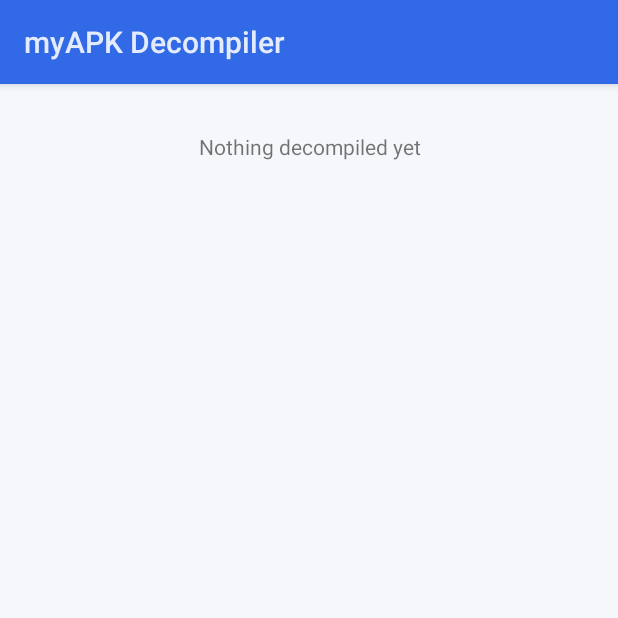
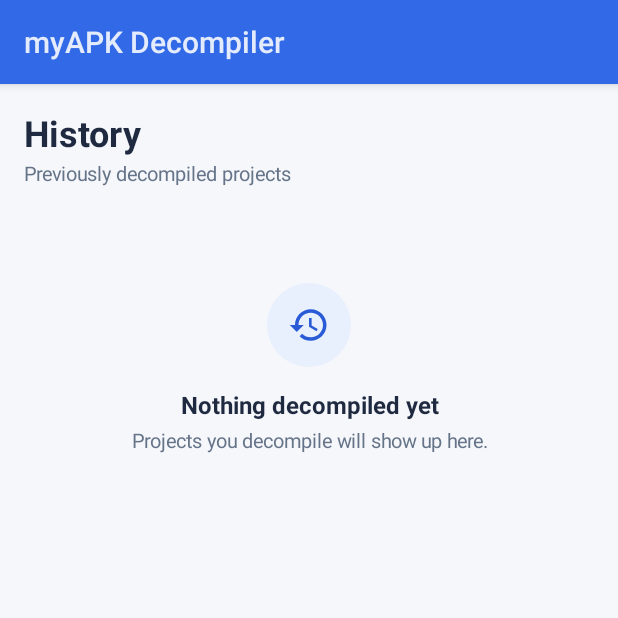
Before and after one commit to ktlunhk/apk-decompiler, an Android app: the screen it shows after launch (MainActivity), after a tap on "History", on a phone screen of 412 x 824 dp, the top half of it. Run offline under Robolectric (Android 15) with nearby library versions, the phone set to English and light mode, and no system bars; libraries missing offline, so code that uses them is left out: com.strobel.assembler, com.strobel.core, com.strobel.decompiler, org.benf.cfr, org.jetbrains.java; 14 statements that could not run were skipped.

Commit message:
Sync app/src/main/java/com/mydecompilers/ui/HistoryScreen.java from Android

```diff
--- a/app/src/main/java/com/mydecompilers/ui/HistoryScreen.java
+++ b/app/src/main/java/com/mydecompilers/ui/HistoryScreen.java
@@ -17,10 +17,10 @@ import android.widget.AdapterView;
 import android.widget.BaseAdapter;
 import android.widget.LinearLayout;
 import android.widget.ListView;
-import android.widget.TextView;
 import android.widget.Toast;
 
 import com.mydecompilers.Constants;
+import com.mydecompilers.R;
 import com.mydecompilers.data.SourceInfo;
 import com.mydecompilers.utils.FileUtils;
 import com.mydecompilers.utils.ShareUtils;
@@ -39,25 +39,35 @@ import java.util.Set;
 public class HistoryScreen {
 
     private final MainActivity activity;
+    private final UiStyle.Palette p;
     private final LinearLayout root;
     private final ListView list;
-    private final TextView empty;
+    private final View empty;
     private final HistoryAdapter adapter;
 
     public HistoryScreen(MainActivity a) {
         this.activity = a;
+        p = UiStyle.palette(a);
         root = new LinearLayout(a);
         root.setOrientation(LinearLayout.VERTICAL);
+        root.setBackgroundColor(p.bg);
+        root.setPadding(dp(UiStyle.GUTTER), dp(16), dp(UiStyle.GUTTER), 0);
+        root.addView(UiStyle.header(a, p, "History", "Previously decompiled projects"));
 
-        empty = new TextView(a);
-        empty.setText("Nothing decompiled yet");
-        empty.setGravity(Gravity.CENTER);
-        empty.setPadding(0, dp(32), 0, 0);
+        empty = UiStyle.emptyState(a, p, R.drawable.ic_history, "Nothing decompiled yet",
+                "Projects you decompile will show up here.");
         root.addView(empty, new LinearLayout.LayoutParams(ViewGroup.LayoutParams.MATCH_PARENT, ViewGroup.LayoutParams.WRAP_CONTENT));
 
         list = new ListView(a);
         adapter = new HistoryAdapter();
         list.setAdapter(adapter);
+        list.setDivider(null);
+        list.setDividerHeight(dp(8));
+        list.setSelector(android.R.color.transparent);
+        list.setCacheColorHint(android.graphics.Color.TRANSPARENT);
+        list.setClipToPadding(false);
+        list.setPadding(0, 0, 0, dp(16));
+        list.setOverScrollMode(View.OVER_SCROLL_NEVER);
         root.addView(list, new LinearLayout.LayoutParams(ViewGroup.LayoutParams.MATCH_PARENT, 0, 1f));
 
         list.setOnItemClickListener(new AdapterView.OnItemClickListener() {
@@ -188,34 +198,16 @@ public class HistoryScreen {
         public long getItemId(int i) { return i; }
 
         public View getView(int position, View convertView, ViewGroup parent) {
-            LinearLayout row;
-            TextView a, b, c;
+            ListRow row;
             if (convertView == null) {
-                row = new LinearLayout(activity);
-                row.setOrientation(LinearLayout.VERTICAL);
-                row.setPadding(dp(16), dp(10), dp(16), dp(10));
-                a = new TextView(activity);
-                a.setTextSize(TypedValue.COMPLEX_UNIT_SP, 16);
-                a.setTypeface(a.getTypeface(), android.graphics.Typeface.BOLD);
-                b = new TextView(activity);
-                b.setTextSize(TypedValue.COMPLEX_UNIT_SP, 12);
-                c = new TextView(activity);
-                c.setTextSize(TypedValue.COMPLEX_UNIT_SP, 12);
-                row.addView(a);
-                row.addView(b);
-                row.addView(c);
-                row.setTag(new TextView[] { a, b, c });
+                row = new ListRow(activity);
+                row.setTile(R.drawable.ic_folder, p.accent, p.accentSoft);
             } else {
-                row = (LinearLayout) convertView;
-                TextView[] tv = (TextView[]) row.getTag();
-                a = tv[0];
-                b = tv[1];
-                c = tv[2];
+                row = (ListRow) convertView;
             }
             SourceInfo si = items.get(position);
-            a.setText(si.packageLabel);
-            b.setText(si.packageName);
-            c.setText(si.getDisplayTag() + "  \u2022  " + FileUtils.formatSize(si.sourceSize));
+            row.bind(si.packageLabel, si.packageName, null,
+                    si.getDisplayTag() + "  \u2022  " + FileUtils.formatSize(si.sourceSize));
             return row;
         }
     }
```
